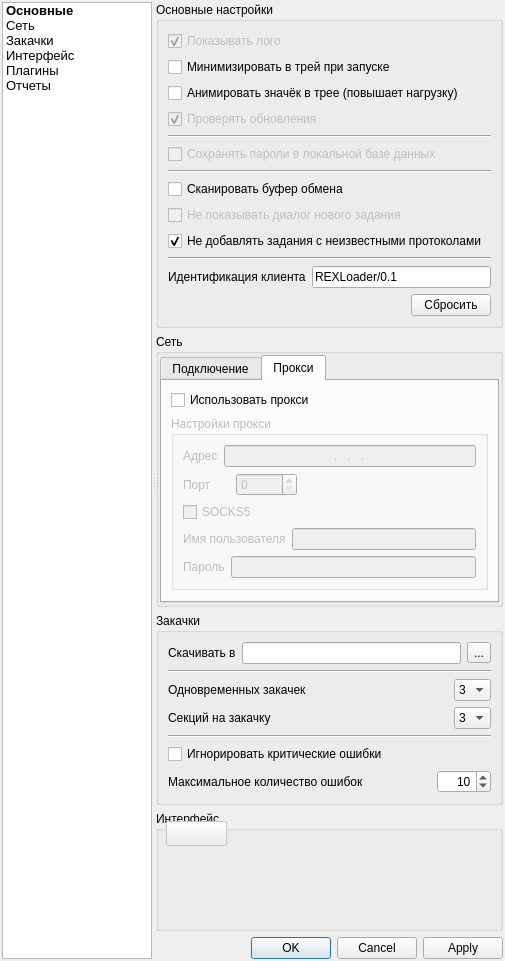
This is REXLoader/settingsdialog.ui in RA9OAJ/rexloader as Qt 5 draws it before an edit. The edited form follows.
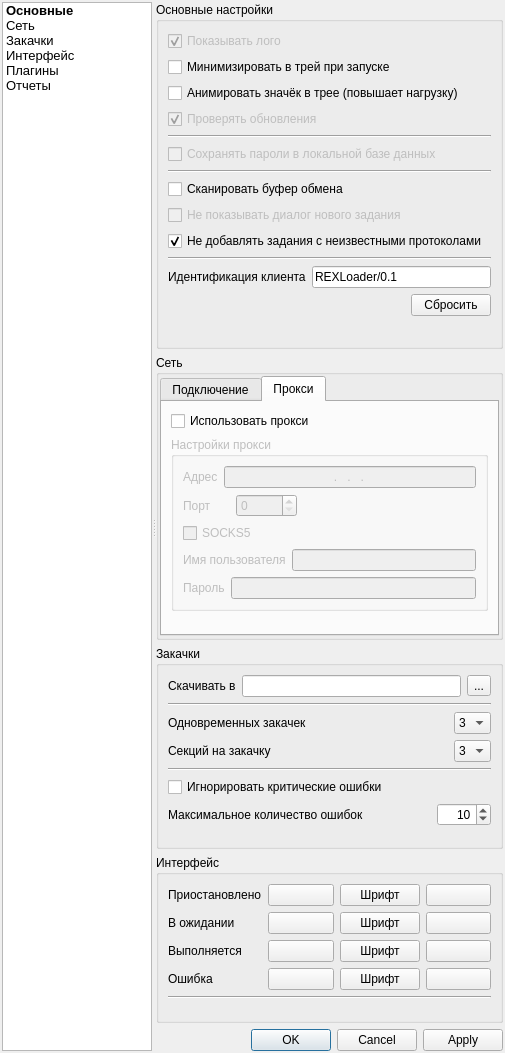
This is the edited form. The open tabs and pages were chosen to show the change. Custom widgets are drawn as their Qt base class.

```diff
--- a/REXLoader/settingsdialog.ui
+++ b/REXLoader/settingsdialog.ui
@@ -7,7 +7,7 @@
     <x>0</x>
     <y>0</y>
     <width>505</width>
-    <height>956</height>
+    <height>1053</height>
    </rect>
   </property>
   <property name="windowTitle">
@@ -897,28 +897,210 @@
          <property name="minimumSize">
           <size>
            <width>0</width>
-           <height>120</height>
+           <height>150</height>
           </size>
          </property>
          <property name="title">
           <string>Интерфейс</string>
          </property>
-         <widget class="ColorButton" name="pushButton">
-          <property name="enabled">
-           <bool>false</bool>
-          </property>
-          <property name="geometry">
-           <rect>
-            <x>10</x>
-            <y>10</y>
-            <width>61</width>
-            <height>25</height>
-           </rect>
-          </property>
-          <property name="text">
-           <string/>
-          </property>
-         </widget>
+         <layout class="QVBoxLayout" name="verticalLayout_9">
+          <item>
+           <layout class="QGridLayout" name="gridLayout">
+            <item row="0" column="0">
+             <widget class="QLabel" name="label_15">
+              <property name="text">
+               <string>Приостановлено</string>
+              </property>
+             </widget>
+            </item>
+            <item row="0" column="1">
+             <widget class="ColorButton" name="onPauseColor">
+              <property name="enabled">
+               <bool>true</bool>
+              </property>
+              <property name="toolTip">
+               <string>Цвет строки</string>
+              </property>
+              <property name="text">
+               <string/>
+              </property>
+             </widget>
+            </item>
+            <item row="0" column="2">
+             <widget class="FontSelectButton" name="onPauseFont">
+              <property name="toolTip">
+               <string>Шрифт текста</string>
+              </property>
+              <property name="text">
+               <string>Шрифт</string>
+              </property>
+             </widget>
+            </item>
+            <item row="0" column="3">
+             <widget class="ColorButton" name="onPauseFontColor">
+              <property name="enabled">
+               <bool>true</bool>
+              </property>
+              <property name="toolTip">
+               <string>Цвет шрифта</string>
+              </property>
+              <property name="text">
+               <string/>
+              </property>
+             </widget>
+            </item>
+            <item row="1" column="0">
+             <widget class="QLabel" name="label_16">
+              <property name="text">
+               <string>В ожидании</string>
+              </property>
+             </widget>
+            </item>
+            <item row="1" column="1">
+             <widget class="ColorButton" name="onQueueColor">
+              <property name="enabled">
+               <bool>true</bool>
+              </property>
+              <property name="toolTip">
+               <string>Цвет строки</string>
+              </property>
+              <property name="text">
+               <string/>
+              </property>
+             </widget>
+            </item>
+            <item row="1" column="2">
+             <widget class="FontSelectButton" name="onQueueFont">
+              <property name="toolTip">
+               <string>Шрифт текста</string>
+              </property>
+              <property name="text">
+               <string>Шрифт</string>
+              </property>
+             </widget>
+            </item>
+            <item row="1" column="3">
+             <widget class="ColorButton" name="onQueueFontColor">
+              <property name="enabled">
+               <bool>true</bool>
+              </property>
+              <property name="toolTip">
+               <string>Цвет шрифта</string>
+              </property>
+              <property name="text">
+               <string/>
+              </property>
+             </widget>
+            </item>
+            <item row="2" column="0">
+             <widget class="QLabel" name="label_17">
+              <property name="text">
+               <string>Выполняется</string>
+              </property>
+             </widget>
+            </item>
+            <item row="2" column="1">
+             <widget class="ColorButton" name="onLoadColor">
+              <property name="enabled">
+               <bool>true</bool>
+              </property>
+              <property name="toolTip">
+               <string>Цвет строки</string>
+              </property>
+              <property name="text">
+               <string/>
+              </property>
+             </widget>
+            </item>
+            <item row="2" column="2">
+             <widget class="FontSelectButton" name="onLoadFont">
+              <property name="toolTip">
+               <string>Шрифт текста</string>
+              </property>
+              <property name="text">
+               <string>Шрифт</string>
+              </property>
+             </widget>
+            </item>
+            <item row="2" column="3">
+             <widget class="ColorButton" name="onLoadFontColor">
+              <property name="enabled">
+               <bool>true</bool>
+              </property>
+              <property name="toolTip">
+               <string>Цвет шрифта</string>
+              </property>
+              <property name="text">
+               <string/>
+              </property>
+             </widget>
+            </item>
+            <item row="3" column="0">
+             <widget class="QLabel" name="label_18">
+              <property name="text">
+               <string>Ошибка</string>
+              </property>
+             </widget>
+            </item>
+            <item row="3" column="1">
+             <widget class="ColorButton" name="onErrorColor">
+              <property name="enabled">
+               <bool>true</bool>
+              </property>
+              <property name="toolTip">
+               <string>Цвет строки</string>
+              </property>
+              <property name="text">
+               <string/>
+              </property>
+             </widget>
+            </item>
+            <item row="3" column="2">
+             <widget class="FontSelectButton" name="onErrorFont_2">
+              <property name="toolTip">
+               <string>Шрифт текста</string>
+              </property>
+              <property name="text">
+               <string>Шрифт</string>
+              </property>
+             </widget>
+            </item>
+            <item row="3" column="3">
+             <widget class="ColorButton" name="onErrorFontColor">
+              <property name="enabled">
+               <bool>true</bool>
+              </property>
+              <property name="toolTip">
+               <string>Цвет шрифта</string>
+              </property>
+              <property name="text">
+               <string/>
+              </property>
+             </widget>
+            </item>
+           </layout>
+          </item>
+          <item>
+           <widget class="Line" name="line_7">
+            <property name="orientation">
+             <enum>Qt::Horizontal</enum>
+            </property>
+           </widget>
+          </item>
+          <item>
+           <spacer name="verticalSpacer_5">
+            <property name="orientation">
+             <enum>Qt::Vertical</enum>
+            </property>
+            <property name="sizeHint" stdset="0">
+             <size>
+              <width>20</width>
+              <height>40</height>
+             </size>
+            </property>
+           </spacer>
+          </item>
+         </layout>
         </widget>
        </item>
        <item>
@@ -940,6 +1122,11 @@
    <extends>QPushButton</extends>
    <header>colorbutton.h</header>
   </customwidget>
+  <customwidget>
+   <class>FontSelectButton</class>
+   <extends>QPushButton</extends>
+   <header location="global">fontselectbutton.h</header>
+  </customwidget>
  </customwidgets>
  <tabstops>
   <tabstop>listWidget</tabstop>
```
Left out of the diff: 2 changed lines with no effect on the pictures.
